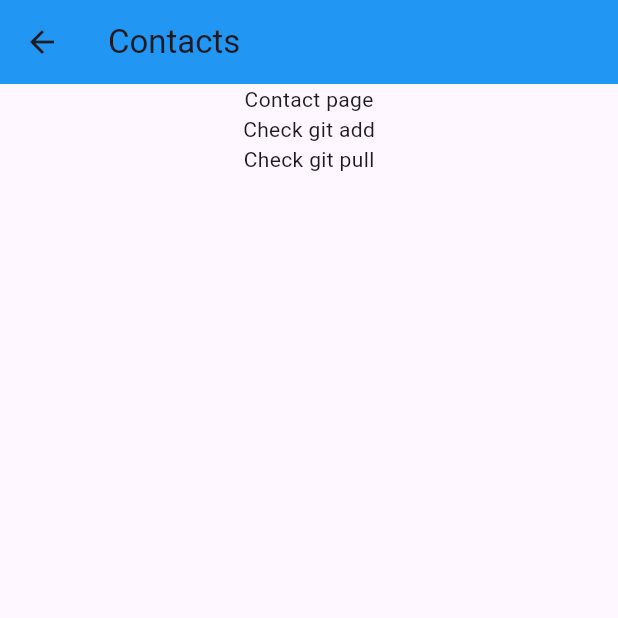
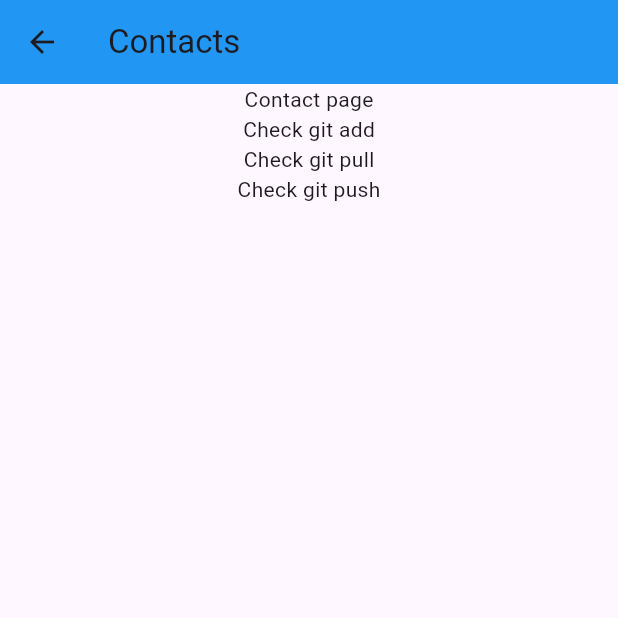
Before and after one commit to Talha-Ahsan5/API-calls---Practice-Git, a Flutter app: the Contacts screen opened directly, on a phone screen of 412 x 824 dp, the top half of it. Run offline on Flutter 3.47's test engine with Material 3 defaults, Android fonts, the phone set to English and light mode, and no system bars; network calls fail.

Commit message:
changes made with push

```diff
--- a/lib/contacts.dart
+++ b/lib/contacts.dart
@@ -16,7 +16,8 @@ class Contacts extends StatelessWidget {
             child: Text('Contact page'),
           ),
           Text('Check git add'),
-          Text('Check git pull'),
+          Text('Check git pull'), //fixed that bug check pls
+          Text('Check git push'),
         ],
       ),
     );
```
